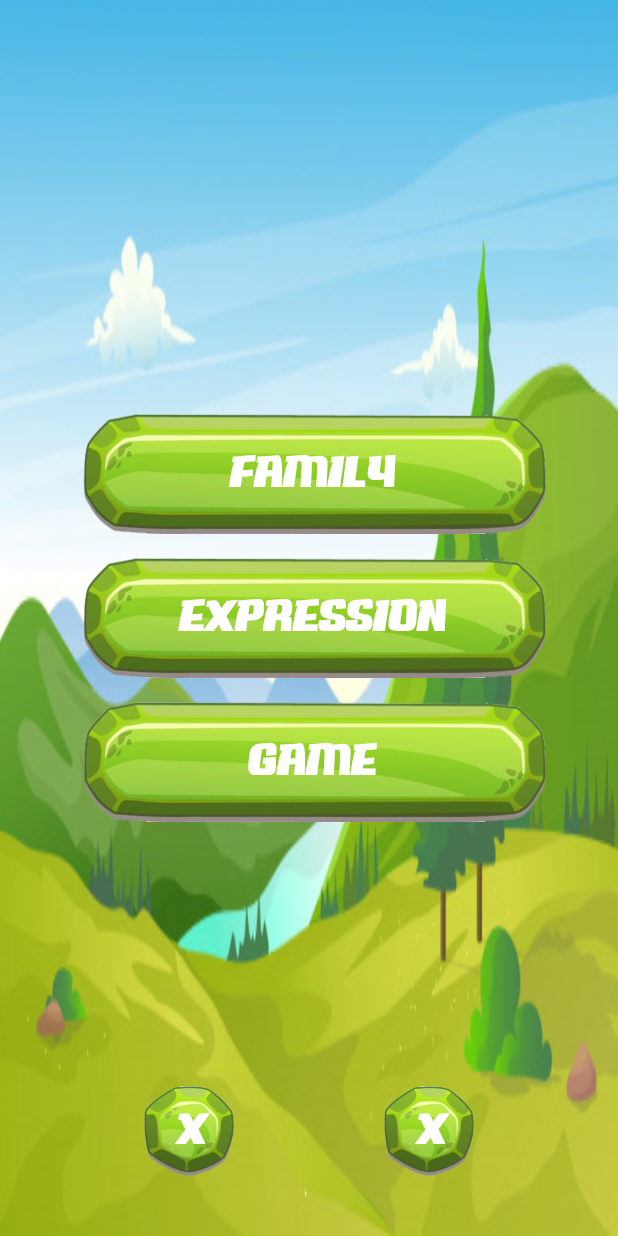
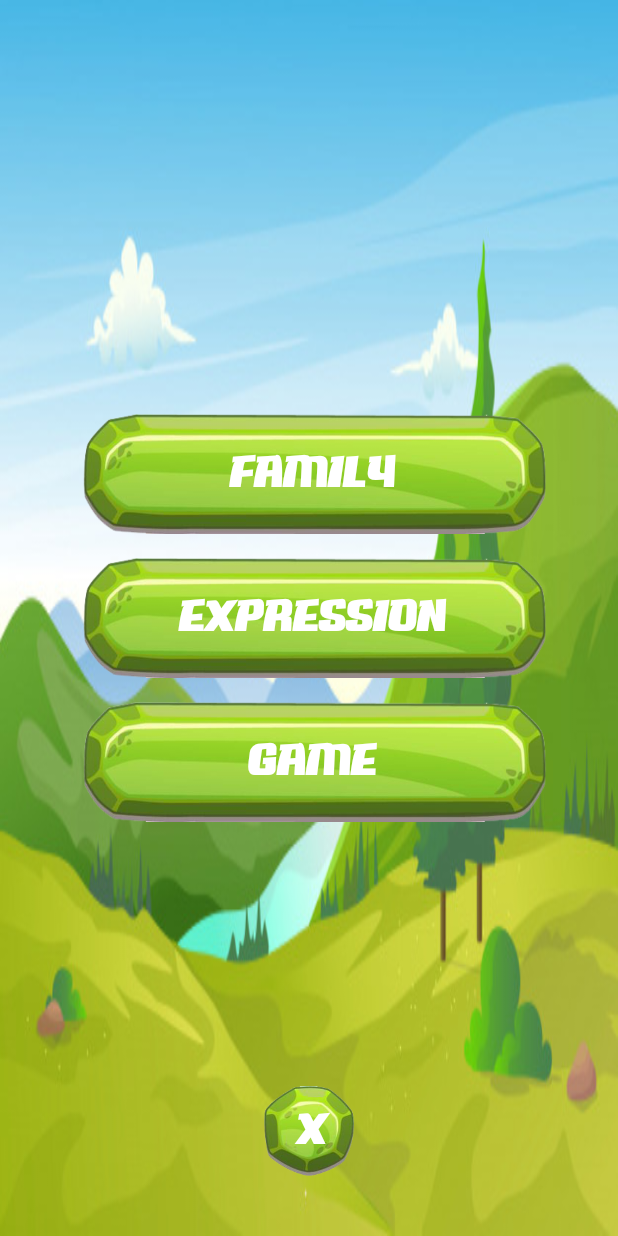
Before and after one commit to rahman9909/AutisticApp, an Android app: the screen it shows after launch (MainActivity), on a phone screen of 412 x 824 dp. Run offline under Robolectric (Android 15) with nearby library versions, the phone set to English and light mode, and no system bars.

Commit message:
2019-09-12 12:08:00 AM

```diff
--- a/app/src/main/java/saim/com/autisticapp/Game/GameFind.java
+++ b/app/src/main/java/saim/com/autisticapp/Game/GameFind.java
@@ -140,6 +140,7 @@ public class GameFind extends AppCompatActivity {
         new AlertDialog.Builder(new ContextThemeWrapper(this, R.style.Theme_AppCompat))
                 .setTitle("Congratulations")
                 .setMessage(message)
+                .setCancelable(false)
                 .setPositiveButton(android.R.string.ok, new DialogInterface.OnClickListener() {
                     public void onClick(DialogInterface dialog, int which) {
                         COUNTER++;
@@ -163,6 +164,7 @@ public class GameFind extends AppCompatActivity {
         new AlertDialog.Builder(new ContextThemeWrapper(this, R.style.Theme_AppCompat))
                 .setTitle("Sorry")
                 .setMessage(message)
+                .setCancelable(false)
                 .setPositiveButton(android.R.string.ok, new DialogInterface.OnClickListener() {
                     public void onClick(DialogInterface dialog, int which) {
                         dialog.dismiss();
@@ -177,6 +179,7 @@ public class GameFind extends AppCompatActivity {
         new AlertDialog.Builder(new ContextThemeWrapper(this, R.style.Theme_AppCompat))
                 .setTitle("Complete")
                 .setMessage(message)
+                .setCancelable(false)
                 .setPositiveButton(android.R.string.ok, new DialogInterface.OnClickListener() {
                     public void onClick(DialogInterface dialog, int which) {
                         dialog.dismiss();
--- a/app/src/main/java/saim/com/autisticapp/MainActivity.java
+++ b/app/src/main/java/saim/com/autisticapp/MainActivity.java
@@ -13,7 +13,7 @@ import androidx.core.app.ActivityCompat;
 
 public class MainActivity extends AppCompatActivity {
 
-    Button btnFamily, btnExpression, btnGame;
+    Button btnFamily, btnExpression, btnGame, btnExit;
 
     @Override
     protected void onCreate(Bundle savedInstanceState) {
@@ -28,6 +28,7 @@ public class MainActivity extends AppCompatActivity {
         btnFamily = (Button) findViewById(R.id.btnFamily);
         btnExpression = (Button) findViewById(R.id.btnExpression);
         btnGame = (Button) findViewById(R.id.btnGame);
+        btnExit = (Button) findViewById(R.id.btnExit);
 
 
         actionEvent();
@@ -59,6 +60,13 @@ public class MainActivity extends AppCompatActivity {
             }
         });
 
+        btnExit.setOnClickListener(new View.OnClickListener() {
+            @Override
+            public void onClick(View v) {
+                finish();
+            }
+        });
+
 
     }
 
--- a/app/src/main/res/layout/activity_game_memory.xml
+++ b/app/src/main/res/layout/activity_game_memory.xml
@@ -83,6 +83,7 @@
                 android:layout_height="180dp"
                 android:scaleType="centerInside"
                 android:padding="6dp"
+                android:tag="_hello_"
                 android:src="@drawable/ic_angry" />
 
         </androidx.cardview.widget.CardView>
@@ -100,6 +101,7 @@
                 android:layout_width="180dp"
                 android:layout_height="180dp"
                 android:padding="6dp"
+                android:tag="_hello_"
                 android:scaleType="centerInside"
                 android:src="@drawable/ic_angry" />
 
@@ -128,6 +130,7 @@
                 android:layout_height="180dp"
                 android:scaleType="centerInside"
                 android:padding="6dp"
+                android:tag="_hello_"
                 android:src="@drawable/ic_angry" />
 
         </androidx.cardview.widget.CardView>
@@ -145,6 +148,7 @@
                 android:layout_width="180dp"
                 android:layout_height="180dp"
                 android:padding="6dp"
+                android:tag="_hello_"
                 android:scaleType="centerInside"
                 android:src="@drawable/ic_angry" />
 
--- a/app/src/main/res/layout/activity_main.xml
+++ b/app/src/main/res/layout/activity_main.xml
@@ -68,26 +68,7 @@
             android:gravity="center">
 
             <Button
-                android:id="@+id/button4"
-                android:layout_width="60dp"
-                android:layout_height="60dp"
-                android:background="@drawable/btn_02"
-                android:fontFamily="@font/big_sale_01"
-                android:text="X"
-                android:textColor="?attr/colorBackgroundFloating"
-                android:textSize="26sp"
-                android:textStyle="bold" />
-
-        </LinearLayout>
-
-        <LinearLayout
-            android:layout_width="wrap_content"
-            android:layout_height="wrap_content"
-            android:layout_weight="1"
-            android:gravity="center">
-
-            <Button
-                android:id="@+id/button5"
+                android:id="@+id/btnExit"
                 android:layout_width="60dp"
                 android:layout_height="60dp"
                 android:background="@drawable/btn_02"
```
Also changed, not shown: app/src/main/java/saim/com/autisticapp/ActivityGame.java (+50 -4 lines), app/src/main/java/saim/com/autisticapp/Game/GameMemory.java (+45 -4 lines).
